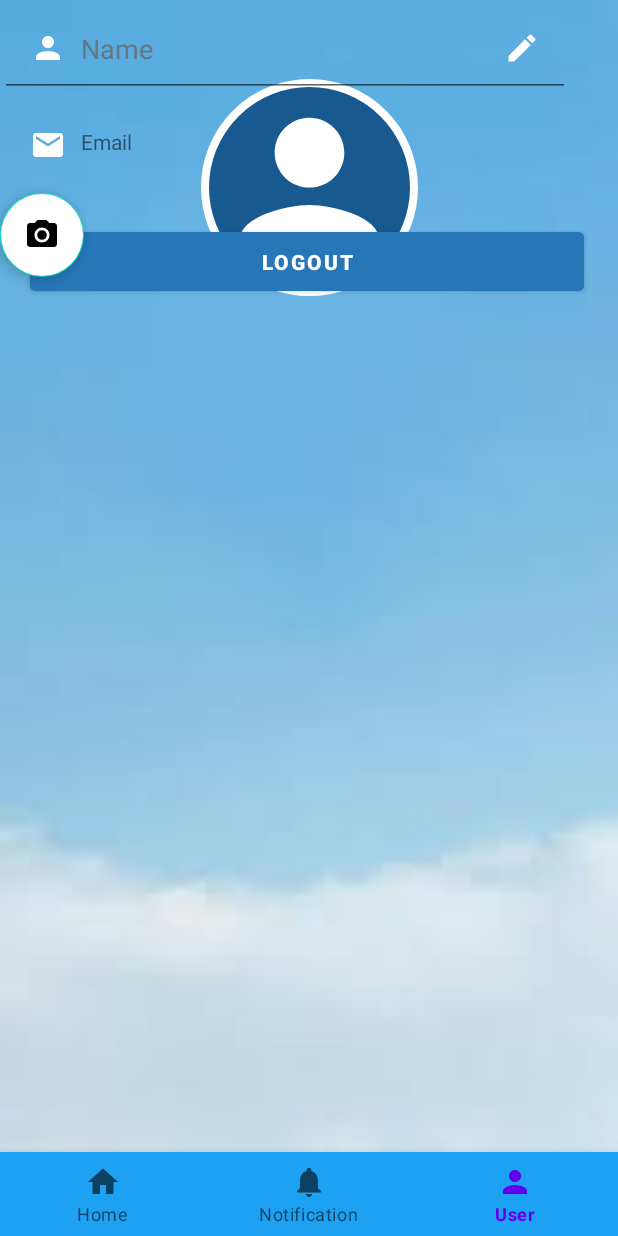
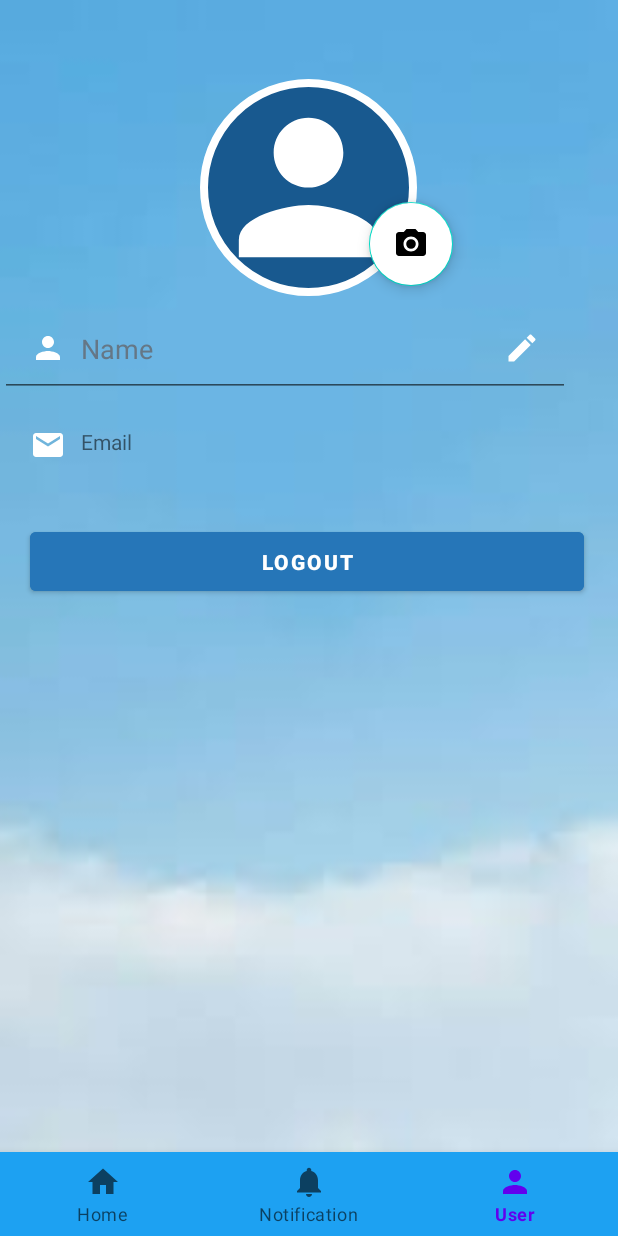
Before and after one commit to xahrakhaliqferoz/PickByClick, an Android app: the screen it shows after launch once a user with an empty profile is signed in (HomeActivity), item 3 of the bottom bar chosen, on a phone screen of 412 x 824 dp. Run offline under Robolectric (Android 15) with nearby library versions, the light colour scheme and no system bars; our stand-ins replace Firebase (no records; nobody signed in at launch, a user with empty details on screens opened directly); libraries missing offline, so code that uses them is left out: com.github.dhaval2404.imagepicker.

Commit message:
imagepicker1

```diff
--- a/app/src/main/res/layout/fragment_user.xml
+++ b/app/src/main/res/layout/fragment_user.xml
@@ -1,12 +1,17 @@
 <?xml version="1.0" encoding="utf-8"?>
-<androidx.constraintlayout.widget.ConstraintLayout xmlns:android="http://schemas.android.com/apk/res/android"
+<LinearLayout xmlns:android="http://schemas.android.com/apk/res/android"
     xmlns:tools="http://schemas.android.com/tools"
     android:layout_width="match_parent"
     android:layout_height="match_parent"
     xmlns:app="http://schemas.android.com/apk/res-auto"
     android:background="@drawable/back"
+    android:orientation="vertical"
     tools:context=".UserFragment">
 
+        <RelativeLayout
+            android:layout_width="match_parent"
+            android:layout_height="wrap_content"
+            android:gravity="center">
                 <com.google.android.material.imageview.ShapeableImageView
                     android:id="@+id/imageView"
                     android:layout_width="150dp"
@@ -17,26 +22,26 @@
                     app:strokeWidth="5dp"
                     app:strokeColor="@color/white"
                     android:padding="5dp"
-
-            app:layout_constraintEnd_toEndOf="parent"
-            app:layout_constraintStart_toStartOf="parent"
-            app:layout_constraintTop_toTopOf="parent"
                     app:srcCompat="@drawable/ic_baseline_person_24" />
 
                 <com.google.android.material.floatingactionbutton.FloatingActionButton
                     android:id="@+id/floatingActionButton"
                     android:layout_width="wrap_content"
                     android:layout_height="wrap_content"
-            android:layout_marginEnd="20dp"
-            android:layout_marginBottom="15dp"
-            android:tint="@color/white"
+                    android:layout_alignEnd="@id/imageView"
+                    android:layout_alignBottom="@id/imageView"
+                    android:layout_marginEnd="-21dp"
+                    android:layout_marginBottom="9dp"
                     android:backgroundTint="@color/white"
                     android:clickable="true"
+                    android:focusable="true"
+                    android:tint="@color/white"
                     app:layout_constraintBottom_toBottomOf="@+id/imageView"
                     app:srcCompat="@drawable/ic_baseline_photo_camera_24"
-            tools:layout_editor_absoluteX="225dp"
-            android:focusable="true"
-            tools:ignore="MissingConstraints" />
+                    tools:ignore="MissingConstraints"
+                    tools:layout_editor_absoluteX="225dp" />
+
+        </RelativeLayout>
 
         <LinearLayout
             android:layout_width="409dp"
@@ -50,12 +55,12 @@
                     android:id="@+id/textView"
                     android:layout_width="380dp"
                     android:layout_height="wrap_content"
-                    android:text="Name"
-                    android:textColor="#657786"
                     android:drawableLeft="@drawable/ic_baseline_person_24"
                     android:drawableRight="@drawable/ic_baseline_mode_edit_24"
                     android:drawablePadding="10dp"
                     android:padding="20dp"
+                    android:text="Name"
+                    android:textColor="#657786"
 
                     />
 
@@ -72,7 +77,7 @@
                     />
 
                 <Button
-                    android:id="@+id/button"
+                    android:id="@+id/btnSigout"
                     android:layout_width="match_parent"
                     android:layout_height="wrap_content"
                     android:text="logout"
@@ -89,4 +94,4 @@
 
 
 
-</androidx.constraintlayout.widget.ConstraintLayout>
+</LinearLayout>
```
Also changed, not shown: app/src/main/java/com/abidingtech/pick_by_click/UserFragment.java (+23 -26 lines). Lines whose indentation alone changed are shown as unchanged.
